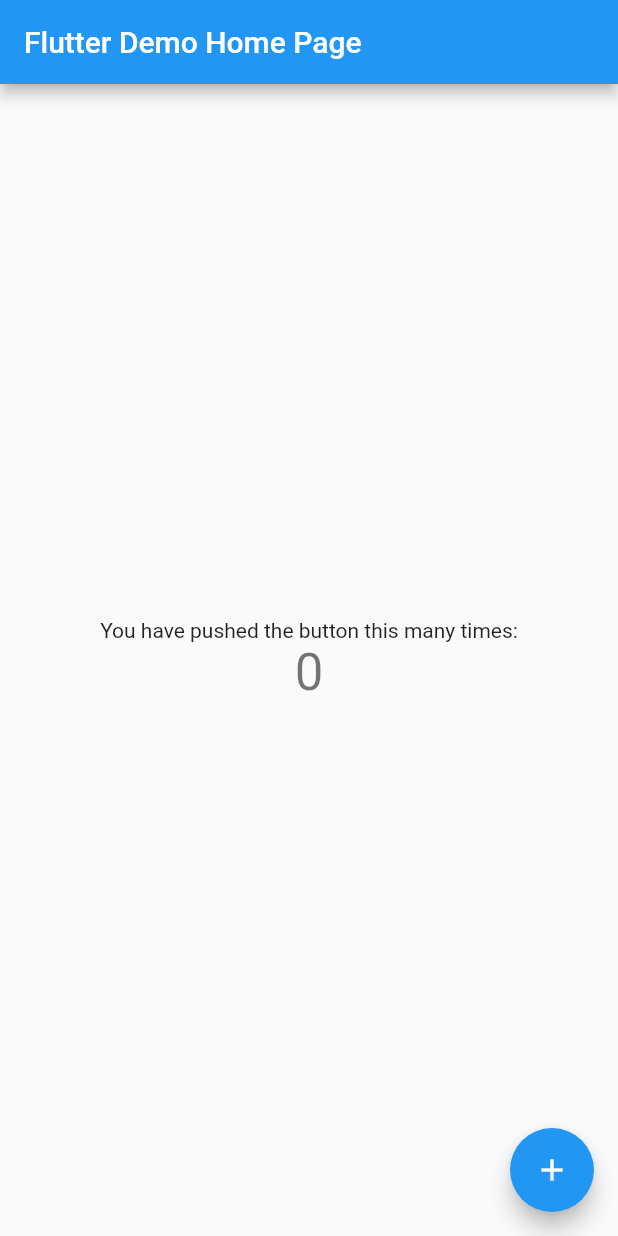
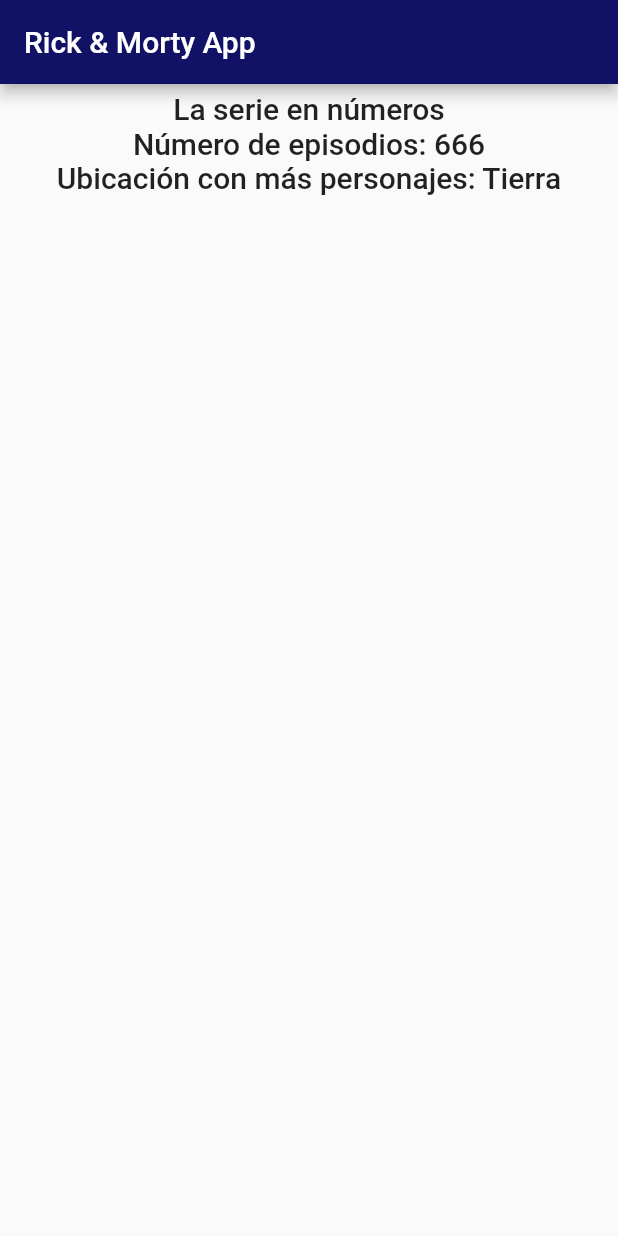
Before and after one commit to diaverde/rick_morty, a Flutter app: the screen it shows after launch, on a phone screen of 412 x 824 dp. Run offline on Flutter 3.47's test engine with Material 2 defaults, Android fonts, the phone set to English and light mode, and no system bars.

Commit message:
Definición de modelo de personajes

```diff
--- /dev/null
+++ b/lib/homepage.dart
@@ -0,0 +1,59 @@
+// ---------------------------------------------------------------------
+// -------------------------Página principal----------------------------
+// ---------------------------------------------------------------------
+
+import 'package:flutter/material.dart';
+import 'package:flutter/services.dart';
+import 'package:provider/provider.dart';
+
+import 'package:rick_morty/provider/character.dart';
+
+/// Clase principal
+class HomePage extends StatelessWidget {
+  ///  Class Key
+  const HomePage({Key? key}) : super(key: key);
+
+  @override
+  Widget build(BuildContext context) => Scaffold(
+        appBar: AppBar(
+          title: const Text('Rick & Morty App'),
+        ),
+        body: const HomePageDetails(),
+      );
+}
+
+/// Clase para menú
+class HomePageDetails extends StatelessWidget {
+  const HomePageDetails({Key? key}) : super(key: key);
+
+  @override
+  Widget build(BuildContext context) {
+    return ListView(
+      children: [
+        // Texto de bienvenida
+        Container(
+          padding: const EdgeInsets.symmetric(vertical: 5, horizontal: 30),
+          child: Column(
+            children: [
+              Text(
+                'La serie en números',
+                style: Theme.of(context).textTheme.headline6,
+                textAlign: TextAlign.center,
+              ),
+              Text(
+                'Número de episodios: 666',
+                style: Theme.of(context).textTheme.headline6,
+                textAlign: TextAlign.center,
+              ),
+              Text(
+                'Ubicación con más personajes: Tierra',
+                style: Theme.of(context).textTheme.headline6,
+                textAlign: TextAlign.center,
+              ),
+            ],
+          ),
+        ),
+      ],
+    );
+  }
+}
--- a/lib/main.dart
+++ b/lib/main.dart
@@ -1,4 +1,12 @@
+// ----------------------------------------------------
+// -------Base de aplicación y manejo de rutas---------
+// ----------------------------------------------------
+
 import 'package:flutter/material.dart';
+import 'package:provider/provider.dart';
+
+import 'package:rick_morty/homepage.dart';
+import 'package:rick_morty/provider/character.dart';
 
 void main() {
   runApp(const MyApp());
@@ -7,109 +15,43 @@ void main() {
 class MyApp extends StatelessWidget {
   const MyApp({Key? key}) : super(key: key);
 
-  // This widget is the root of your application.
   @override
   Widget build(BuildContext context) {
-    return MaterialApp(
-      title: 'Flutter Demo',
-      theme: ThemeData(
-        // This is the theme of your application.
-        //
-        // Try running your application with "flutter run". You'll see the
-        // application has a blue toolbar. Then, without quitting the app, try
-        // changing the primarySwatch below to Colors.green and then invoke
-        // "hot reload" (press "r" in the console where you ran "flutter run",
-        // or simply save your changes to "hot reload" in a Flutter IDE).
-        // Notice that the counter didn't reset back to zero; the application
-        // is not restarted.
-        primarySwatch: Colors.blue,
+    const appTitle = 'Rick & Morty App';
+
+    const mainColor = MaterialColor(
+      0xFF111166,
+      <int, Color>{
+        50: Color(0xFF111166),
+        100: Color(0xFF111166),
+        200: Color(0xFF111166),
+        300: Color(0xFF111166),
+        400: Color(0xFF111166),
+        500: Color(0xFF111166),
+        600: Color(0xFF111166),
+        700: Color(0xFF111166),
+        800: Color(0xFF111166),
+        900: Color(0xFF111166),
+      },
+    );
+
+    return MultiProvider(
+      providers: [
+        ChangeNotifierProvider(
+          create: (context) => CharacterModel(),
+        ),
+      ],
+      child: MaterialApp(
+        title: appTitle,
+        theme: ThemeData(
+          primarySwatch: mainColor,
+          highlightColor: const Color.fromRGBO(238, 119, 126, 1),
+        ),
+        initialRoute: '/',
+        routes: <String, WidgetBuilder>{
+          '/': (context) => const HomePage(),
+        },
       ),
-      home: const MyHomePage(title: 'Flutter Demo Home Page'),
     );
   }
 }
-
-class MyHomePage extends StatefulWidget {
-  const MyHomePage({Key? key, required this.title}) : super(key: key);
-
-  // This widget is the home page of your application. It is stateful, meaning
-  // that it has a State object (defined below) that contains fields that affect
-  // how it looks.
-
-  // This class is the configuration for the state. It holds the values (in this
-  // case the title) provided by the parent (in this case the App widget) and
-  // used by the build method of the State. Fields in a Widget subclass are
-  // always marked "final".
-
-  final String title;
-
-  @override
-  State<MyHomePage> createState() => _MyHomePageState();
-}
-
-class _MyHomePageState extends State<MyHomePage> {
-  int _counter = 0;
-
-  void _incrementCounter() {
-    setState(() {
-      // This call to setState tells the Flutter framework that something has
-      // changed in this State, which causes it to rerun the build method below
-      // so that the display can reflect the updated values. If we changed
-      // _counter without calling setState(), then the build method would not be
-      // called again, and so nothing would appear to happen.
-      _counter++;
-    });
-  }
-
-  @override
-  Widget build(BuildContext context) {
-    // This method is rerun every time setState is called, for instance as done
-    // by the _incrementCounter method above.
-    //
-    // The Flutter framework has been optimized to make rerunning build methods
-    // fast, so that you can just rebuild anything that needs updating rather
-    // than having to individually change instances of widgets.
-    return Scaffold(
-      appBar: AppBar(
-        // Here we take the value from the MyHomePage object that was created by
-        // the App.build method, and use it to set our appbar title.
-        title: Text(widget.title),
-      ),
-      body: Center(
-        // Center is a layout widget. It takes a single child and positions it
-        // in the middle of the parent.
-        child: Column(
-          // Column is also a layout widget. It takes a list of children and
-          // arranges them vertically. By default, it sizes itself to fit its
-          // children horizontally, and tries to be as tall as its parent.
-          //
-          // Invoke "debug painting" (press "p" in the console, choose the
-          // "Toggle Debug Paint" action from the Flutter Inspector in Android
-          // Studio, or the "Toggle Debug Paint" command in Visual Studio Code)
-          // to see the wireframe for each widget.
-          //
-          // Column has various properties to control how it sizes itself and
-          // how it positions its children. Here we use mainAxisAlignment to
-          // center the children vertically; the main axis here is the vertical
-          // axis because Columns are vertical (the cross axis would be
-          // horizontal).
-          mainAxisAlignment: MainAxisAlignment.center,
-          children: <Widget>[
-            const Text(
-              'You have pushed the button this many times:',
-            ),
-            Text(
-              '$_counter',
-              style: Theme.of(context).textTheme.headline4,
-            ),
-          ],
-        ),
-      ),
-      floatingActionButton: FloatingActionButton(
-        onPressed: _incrementCounter,
-        tooltip: 'Increment',
-        child: const Icon(Icons.add),
-      ), // This trailing comma makes auto-formatting nicer for build methods.
-    );
-  }
-}
--- /dev/null
+++ b/lib/provider/character.dart
@@ -0,0 +1,30 @@
+// ----------------------------------------------------
+// ------Modelo de Datos de Spotify para Provider------
+// ----------------------------------------------------
+
+import 'dart:convert';
+import 'package:flutter/foundation.dart';
+import 'package:http/http.dart' as http;
+
+/// Estados de carga
+enum LoadStatus {
+  /// En espera
+  idle,
+
+  /// Cargando
+  loading,
+
+  /// Cargado
+  loaded,
+
+  /// Error genérico
+  error
+}
+
+/// Modelo para manejo de estado de personajes
+class CharacterModel extends ChangeNotifier {
+  List<dynamic> listOfSearchResults = [];
+
+  /// Reiniciar todas las variables de este modelo
+  void resetAll() {}
+}
```
Also changed, not shown: lib/models/character.dart (added, +61 -0 lines), lib/models/place.dart (added, +18 -0 lines), pubspec.yaml (+2 -58 lines), pubspec.lock, 1 other file.
